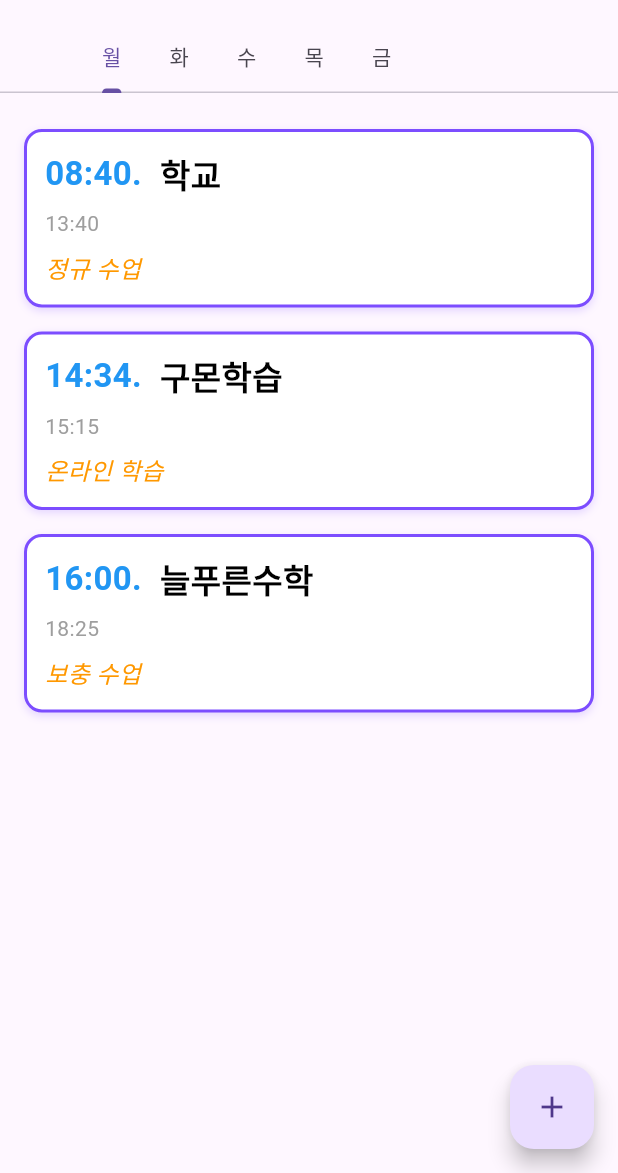
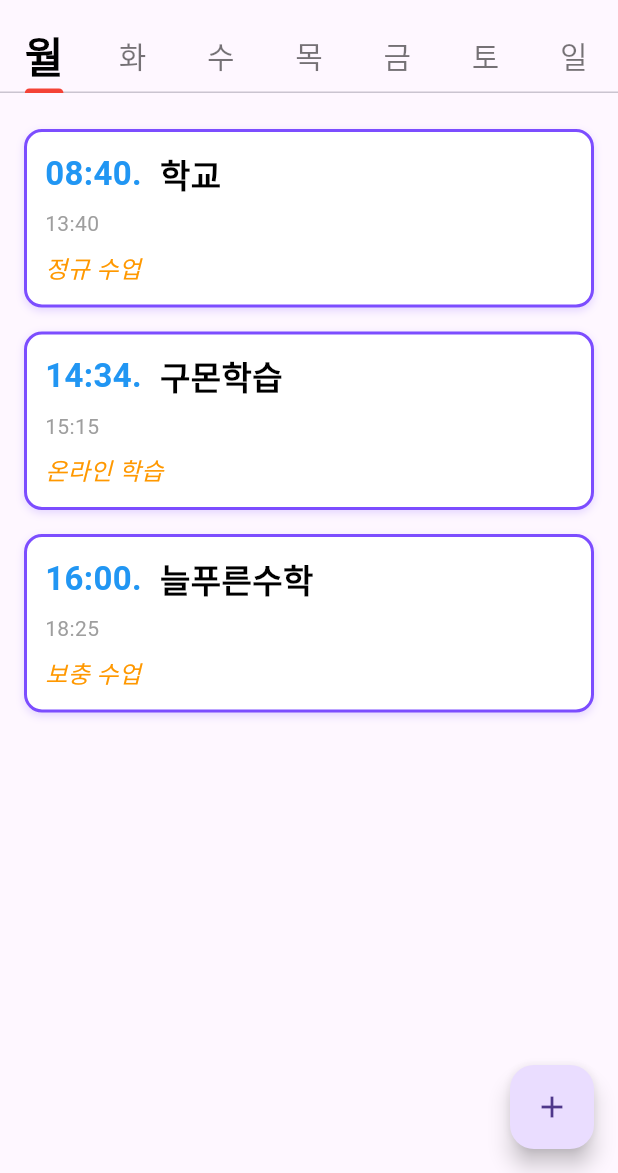
Before and after one commit to solardayz/time_table, a Flutter app: the screen it shows after launch, on a phone screen of 412 x 824 dp, the part 63-1236 px from its top. Run offline on Flutter 3.47's test engine with Material 3 defaults, Android fonts, the light colour scheme and no system bars.

Commit message:
feat: Implement Animated TabBar with Dynamic Text Size
This commit introduces an animated TabBar with dynamic text size for the selected tab, enhancing the visual feedback and user experience.

-   **AnimatedTabBar Widget**:
    -   Created a new `AnimatedTabBar` widget that extends `StatelessWidget` and implements `PreferredSizeWidget` for custom AppBar integration.
    -   This widget provides animated text size changes on tab selection.
    -   Unselected tabs now display with a smaller font size (20) and `Colors.white70`.
    -   Selected tab displays with a larger font size (28) and bold font weight.
    -   Added an animation effect for smooth transitions between font sizes using `AnimatedDefaultTextStyle`.
-   -  Removed the old TabBar.
+   -  Removed the old static `TabBar` configuration.
 - **FAB Comment**:
    -  Added comment `FAB는 이전 예제와 동일 (Bottom Sheet 호출)` for FloatingActionButton builder.

```diff
--- a/lib/main.dart
+++ b/lib/main.dart
@@ -3,6 +3,46 @@ import 'package:flutter/material.dart';
 void main() {
   runApp(TimeTableApp());
 }
+
+// 전역에 요일 목록을 선언
+const List<String> days = ['월', '화', '수', '목', '금', '토', '일'];
+
+// 전역에 요일별 스케줄 데이터를 선언 (Map 형태)
+Map<String, List<ScheduleData>> scheduleMap = {
+  '월': [
+    ScheduleData(start: '08:40', end: '13:40', title: '학교', note: '정규 수업'),
+    ScheduleData(start: '14:34', end: '15:15', title: '구몬학습', note: '온라인 학습'),
+    ScheduleData(start: '16:00', end: '18:25', title: '늘푸른수학', note: '보충 수업'),
+  ],
+  '화': [
+    ScheduleData(start: '09:00', end: '10:30', title: '수학', note: '문제 풀이'),
+    ScheduleData(start: '11:00', end: '12:00', title: '영어', note: '독해'),
+    ScheduleData(start: '13:30', end: '15:00', title: '과학', note: '실험'),
+  ],
+  '수': [
+    ScheduleData(start: '08:50', end: '10:20', title: '음악', note: '연습'),
+    ScheduleData(start: '10:30', end: '12:00', title: '미술', note: '그림'),
+    ScheduleData(start: '13:00', end: '14:30', title: '체육', note: '운동'),
+  ],
+  '목': [
+    ScheduleData(start: '09:10', end: '10:50', title: '국어', note: '독서'),
+    ScheduleData(start: '11:00', end: '12:30', title: '역사', note: '토론'),
+    ScheduleData(start: '13:20', end: '15:00', title: '사회', note: '프로젝트'),
+  ],
+  '금': [
+    ScheduleData(start: '08:30', end: '10:00', title: '수학', note: '복습'),
+    ScheduleData(start: '10:10', end: '11:40', title: '영어', note: '어휘'),
+    ScheduleData(start: '12:00', end: '13:30', title: '과학', note: '퀴즈'),
+  ],
+  '토': [
+    ScheduleData(start: '10:00', end: '12:00', title: '미술', note: '자유 활동'),
+    ScheduleData(start: '13:00', end: '15:00', title: '체육', note: '축구'),
+  ],
+  '일': [
+    ScheduleData(start: '11:00', end: '12:30', title: '독서', note: '자기계발'),
+    ScheduleData(start: '14:00', end: '16:00', title: '영화', note: '가족과 함께'),
+  ],
+};
 
 class TimeTableApp extends StatelessWidget {
   @override
@@ -10,126 +50,20 @@ class TimeTableApp extends StatelessWidget {
     return MaterialApp(
       title: '타임테이블 앱',
       home: DefaultTabController(
-        length: 5, // 월, 화, 수, 목, 금
+        length: days.length,
         child: Scaffold(
           appBar: AppBar(
             title: Text('타임테이블'),
-            bottom: TabBar(
-              isScrollable: true,
-              tabs: [
-                Tab(text: '월'),
-                Tab(text: '화'),
-                Tab(text: '수'),
-                Tab(text: '목'),
-                Tab(text: '금'),
-              ],
-            ),
+            bottom: AnimatedTabBar(),
           ),
+          // TabBarView에 동적으로 데이터를 넣음
           body: TabBarView(
-            children: [
-              // 월요일 스케줄
-              DayScheduleView(
-                schedules: [
-                  ScheduleData(
-                      start: '08:40',
-                      end: '13:40',
-                      title: '학교',
-                      note: '정규 수업'),
-                  ScheduleData(
-                      start: '14:34',
-                      end: '15:15',
-                      title: '구몬학습',
-                      note: '온라인 학습'),
-                  ScheduleData(
-                      start: '16:00',
-                      end: '18:25',
-                      title: '늘푸른수학',
-                      note: '보충 수업'),
-                ],
-              ),
-              // 화요일 스케줄 (랜덤 데이터)
-              DayScheduleView(
-                schedules: [
-                  ScheduleData(
-                      start: '09:00',
-                      end: '10:30',
-                      title: '수학',
-                      note: '문제 풀이'),
-                  ScheduleData(
-                      start: '11:00',
-                      end: '12:00',
-                      title: '영어',
-                      note: '독해'),
-                  ScheduleData(
-                      start: '13:30',
-                      end: '15:00',
-                      title: '과학',
-                      note: '실험'),
-                ],
-              ),
-              // 수요일 스케줄 (랜덤 데이터)
-              DayScheduleView(
-                schedules: [
-                  ScheduleData(
-                      start: '08:50',
-                      end: '10:20',
-                      title: '음악',
-                      note: '연습'),
-                  ScheduleData(
-                      start: '10:30',
-                      end: '12:00',
-                      title: '미술',
-                      note: '그림'),
-                  ScheduleData(
-                      start: '13:00',
-                      end: '14:30',
-                      title: '체육',
-                      note: '운동'),
-                ],
-              ),
-              // 목요일 스케줄 (랜덤 데이터)
-              DayScheduleView(
-                schedules: [
-                  ScheduleData(
-                      start: '09:10',
-                      end: '10:50',
-                      title: '국어',
-                      note: '독서'),
-                  ScheduleData(
-                      start: '11:00',
-                      end: '12:30',
-                      title: '역사',
-                      note: '토론'),
-                  ScheduleData(
-                      start: '13:20',
-                      end: '15:00',
-                      title: '사회',
-                      note: '프로젝트'),
-                ],
-              ),
-              // 금요일 스케줄 (랜덤 데이터)
-              DayScheduleView(
-                schedules: [
-                  ScheduleData(
-                      start: '08:30',
-                      end: '10:00',
-                      title: '수학',
-                      note: '복습'),
-                  ScheduleData(
-                      start: '10:10',
-                      end: '11:40',
-                      title: '영어',
-                      note: '어휘'),
-                  ScheduleData(
-                      start: '12:00',
-                      end: '13:30',
-                      title: '과학',
-                      note: '퀴즈'),
-                ],
-              ),
-            ],
+            children: days
+                .map((day) =>
+                DayScheduleView(schedules: scheduleMap[day] ?? []))
+                .toList(),
           ),
-          // Builder로 올바른 context 확보
+          // FAB를 눌렀을 때 Bottom Sheet 호출
           floatingActionButton: Builder(
             builder: (context) {
               return FloatingActionButton(
@@ -152,7 +86,46 @@ class TimeTableApp extends StatelessWidget {
   }
 }
 
-// 스케줄 데이터를 위한 모델 (특이사항 필드 포함)
+/// 애니메이션 효과가 적용된 TabBar 위젯
+/// 기본 탭은 작게, 선택된 탭은 크게 표시합니다.
+class AnimatedTabBar extends StatelessWidget implements PreferredSizeWidget {
+  @override
+  Size get preferredSize => Size.fromHeight(48.0);
+  @override
+  Widget build(BuildContext context) {
+    final TabController tabController = DefaultTabController.of(context)!;
+    return AnimatedBuilder(
+      animation: tabController,
+      builder: (context, _) {
+        return TabBar(
+          indicatorColor: Colors.red,
+          tabs: List.generate(days.length, (index) {
+            bool selected = tabController.index == index;
+            return Tab(
+              child: AnimatedDefaultTextStyle(
+                duration: Duration(milliseconds: 200),
+                style: selected
+                    ? TextStyle(
+                  fontSize: 28,
+                  fontWeight: FontWeight.bold,
+                  color: Colors.black,
+                )
+                    : TextStyle(
+                  fontSize: 20,
+                  fontWeight: FontWeight.normal,
+                  color: Colors.black54,
+                ),
+                child: Text(days[index]),
+              ),
+            );
+          }),
+        );
+      },
+    );
+  }
+}
+
+/// 스케줄 데이터를 위한 모델 (특이사항 포함)
 class ScheduleData {
   final String start;
   final String end;
@@ -192,12 +165,9 @@ class DayScheduleView extends StatelessWidget {
 }
 
 /// 커스텀 스타일이 적용된 스케줄 항목 UI
-/// 디자인 예시:
-/// --------------------------------------
 /// [시작시간] [과목]
 /// [종료시간]
 /// [특이사항]
-/// --------------------------------------
 class TimeTableItem extends StatelessWidget {
   final String startTime;
   final String title;
@@ -239,7 +209,7 @@ class TimeTableItem extends StatelessWidget {
       child: Column(
         crossAxisAlignment: CrossAxisAlignment.start,
         children: [
-          // 시작시간과 과목 (둘 다 크게 표시)
+          // 시작시간과 과목 (크게 표시)
           Row(
             children: [
               Text(
@@ -298,7 +268,7 @@ class _AddScheduleBottomSheetState extends State<AddScheduleBottomSheet> {
   final TextEditingController _subjectController = TextEditingController();
   final TextEditingController _noteController = TextEditingController();
 
-  String _selectedDay = '월';
+  String _selectedDay = days.first;
 
   @override
   void dispose() {
@@ -322,14 +292,13 @@ class _AddScheduleBottomSheetState extends State<AddScheduleBottomSheet> {
         child: Column(
           mainAxisSize: MainAxisSize.min,
           children: [
-            // 요일 선택
+            // 요일 선택 드롭다운
             DropdownButtonFormField<String>(
               value: _selectedDay,
-              items: <String>['월', '화', '수', '목', '금']
-                  .map((String value) {
+              items: days.map((String day) {
                 return DropdownMenuItem<String>(
-                  value: value,
-                  child: Text(value),
+                  value: day,
+                  child: Text(day),
                 );
               }).toList(),
               onChanged: (newValue) {
@@ -383,9 +352,22 @@ class _AddScheduleBottomSheetState extends State<AddScheduleBottomSheet> {
               ),
             ),
             SizedBox(height: 20),
-            // 저장 버튼 (저장 로직은 필요에 따라 추가)
+            // 저장 버튼 (저장 로직은 필요에 따라 확장)
             ElevatedButton(
               onPressed: () {
+                // 예시: 새로운 스케줄을 선택한 요일에 추가하는 로직
+                final newSchedule = ScheduleData(
+                  start: _startTimeController.text,
+                  end: _endTimeController.text,
+                  title: _subjectController.text,
+                  note: _noteController.text,
+                );
+                // 해당 요일에 데이터가 있다면 추가, 없으면 새 리스트 생성
+                if (scheduleMap[_selectedDay] != null) {
+                  scheduleMap[_selectedDay]!.add(newSchedule);
+                } else {
+                  scheduleMap[_selectedDay] = [newSchedule];
+                }
                 Navigator.of(context).pop();
               },
               child: Text('저장'),
```
